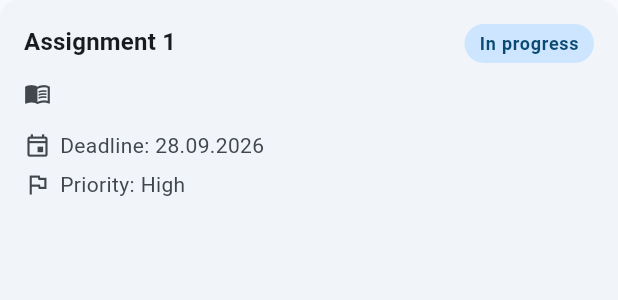
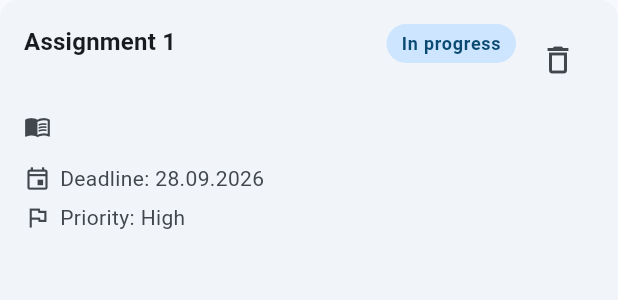
Before and after one commit to IarI0lch1n/Education_Planer, a Flutter app: the AssignmentCard widget shown alone on an empty page, opened directly with sample values from the repository, on a phone screen of 412 x 824 dp. Shown: the top 300 px of the screen. Run offline on Flutter 3.47's test engine with Material 3 defaults, Android fonts, the phone set to English and light mode, and no system bars; our stand-ins replace go_router.

Commit message:
Add assignment deletion

```diff
--- a/lib/widgets/assignment_card.dart
+++ b/lib/widgets/assignment_card.dart
@@ -6,12 +6,14 @@ class AssignmentCard extends StatelessWidget {
   final Assignment assignment;
   final String? courseName;
   final VoidCallback? onTap;
+  final VoidCallback? onDelete;
 
   const AssignmentCard({
     super.key,
     required this.assignment,
     this.courseName,
     this.onTap,
+    this.onDelete,
   });
 
   @override
@@ -56,6 +58,14 @@ class AssignmentCard extends StatelessWidget {
                       ),
                     ),
                   ),
+                  if (onDelete != null) ...[
+                    const SizedBox(width: 4),
+                    IconButton(
+                      tooltip: 'Delete assignment',
+                      onPressed: onDelete,
+                      icon: const Icon(Icons.delete_outline),
+                    ),
+                  ],
                 ],
               ),
 
@@ -82,6 +92,7 @@ class AssignmentCard extends StatelessWidget {
               ],
 
               const SizedBox(height: 14),
+
               Row(
                 children: [
                   Icon(
@@ -98,7 +109,9 @@ class AssignmentCard extends StatelessWidget {
                   ),
                 ],
               ),
+
               const SizedBox(height: 6),
+
               Row(
                 children: [
                   Icon(
```
Also changed, not shown: lib/screens/assignments_screen.dart (+55 -0 lines).
